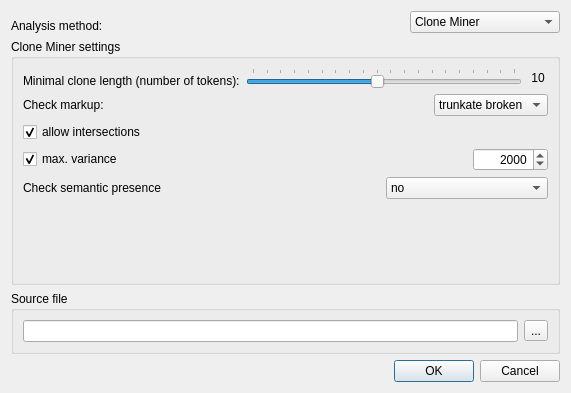
The window that doc-clone-miner/qtui/element_miner_settings.ui (spbu-se/pldoctoolkit) describes before a commit, drawn with Qt 5.
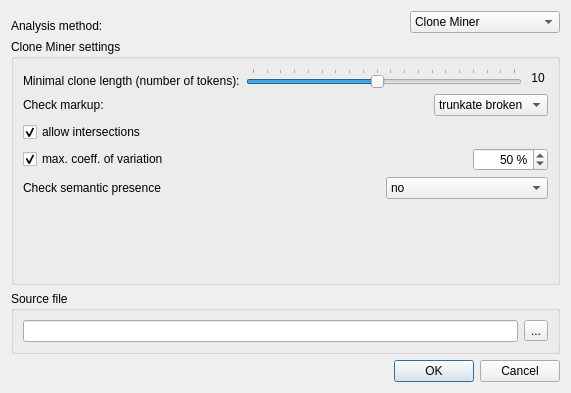
The same window after the commit.

What changed in the file:
```diff
--- a/doc-clone-miner/qtui/element_miner_settings.ui
+++ b/doc-clone-miner/qtui/element_miner_settings.ui
@@ -242,7 +242,7 @@
                <string>&lt;html&gt;&lt;head/&gt;&lt;body&gt;&lt;p&gt;For element candidates with &lt;span style=&quot; font-style:italic;&quot;&gt;extension points&lt;/span&gt;, maximum allowed &lt;span style=&quot; font-style:italic;&quot;&gt;variance&lt;/span&gt; of &lt;span style=&quot; font-style:italic;&quot;&gt;extension value length&lt;/span&gt;.&lt;/p&gt;&lt;/body&gt;&lt;/html&gt;</string>
               </property>
               <property name="text">
-               <string>max. variance</string>
+               <string>max. coeff. of variation</string>
               </property>
               <property name="checked">
                <bool>true</bool>
@@ -273,11 +273,14 @@
               <property name="alignment">
                <set>Qt::AlignRight|Qt::AlignTrailing|Qt::AlignVCenter</set>
               </property>
+              <property name="suffix">
+               <string> %</string>
+              </property>
               <property name="maximum">
-               <number>50000</number>
+               <number>500</number>
               </property>
               <property name="value">
-               <number>2000</number>
+               <number>50</number>
               </property>
              </widget>
             </item>
```
